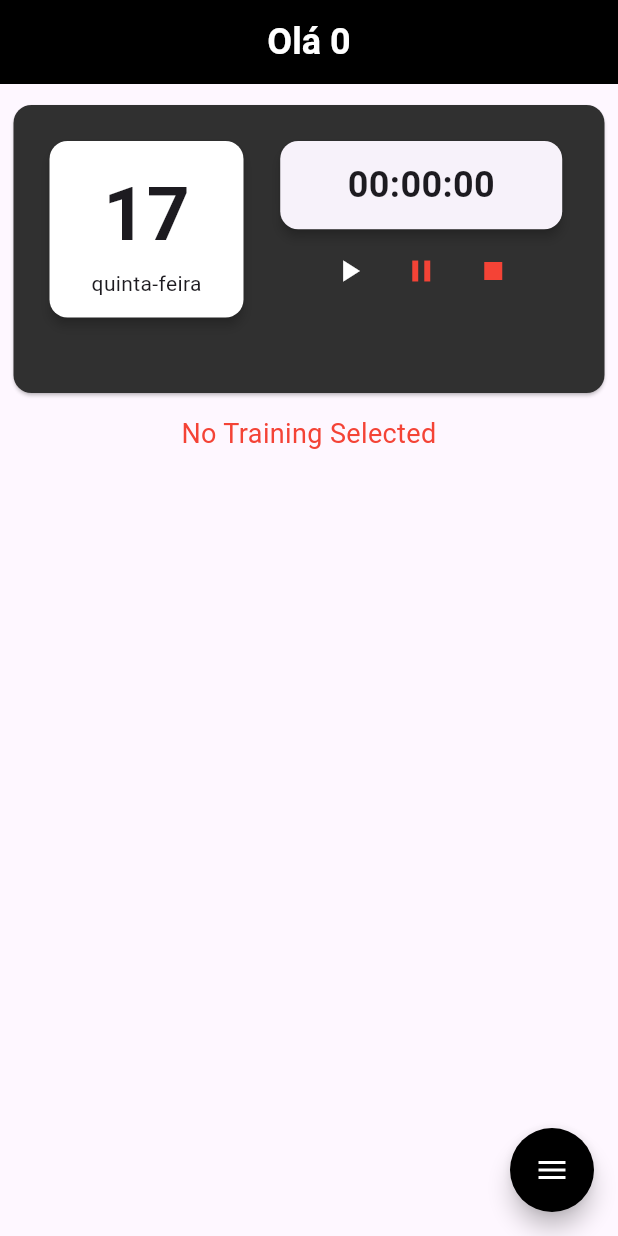
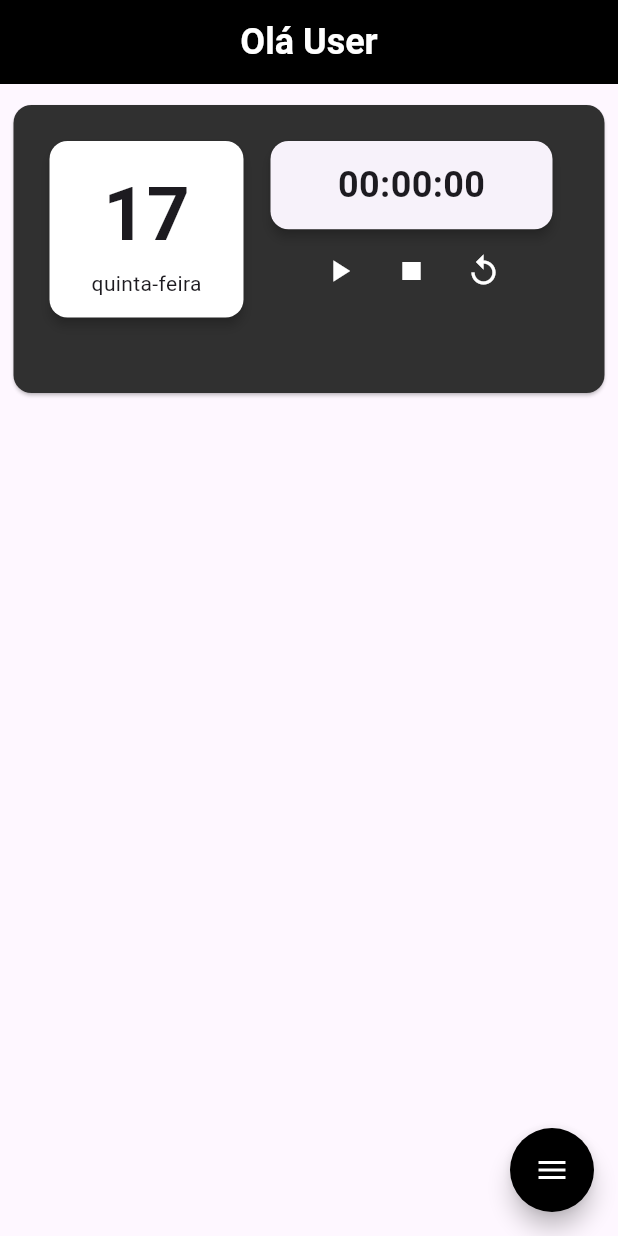
Before and after one commit to Silveira-Guilherme/WeiNote, a Flutter app: the MPage screen opened directly, after a tap on the "stop" icon, on a phone screen of 412 x 824 dp. Run offline on Flutter 3.47's test engine with Material 3 defaults, Android fonts, the phone set to English and light mode, and no system bars; drawn by our look-alikes of flutter_speed_dial; our stand-ins replace sqflite; accounts and stored records are empty.

Commit message:
Exercises Updates

```diff
--- a/lib/mpage.dart
+++ b/lib/mpage.dart
@@ -13,15 +13,15 @@ class MPage extends StatefulWidget {
 
 class _MPageState extends State<MPage> {
   final DatabaseHelper dbHelper = DatabaseHelper();
-  String names = '0';
+  String names = 'User'; // Default name if none is fetched
   String currentTrainingName = 'No Training Selected'; // For training name
-  List<Map<String, dynamic>> exercises =
-      []; // List of exercises for the selected training
-  String data = '', dia = '';
+  String dateStr = '', dayStr = '';
   List<bool> completed = [];
-  List<bool> expandedList = [];
-  bool trainingExpanded = false; // Track expanded state for training details
+  List<bool> trainingExpanded = []; // Track expanded state for training details
+  List<List<bool>> exerciseExpanded =
+      []; // Track expanded state for each exercise in each training
   DateTime now = DateTime.now();
+  Map<String, List<Map<String, dynamic>>> trainingExercisesMap = {};
 
   // Variables for chronometer with centiseconds (SS)
   Timer? _timer;
@@ -30,28 +30,12 @@ class _MPageState extends State<MPage> {
 
   void changeValue(bool value, int index) {
     setState(() {
-      completed[index] = value;
-      expandedList[index] = false;
-    });
-  }
-
-  void changeExpanded(bool value, int index) {
-    setState(() {
-      expandedList[index] = value;
-    });
-  }
-
-  void toggleTrainingExpanded() {
-    setState(() {
-      trainingExpanded =
-          !trainingExpanded; // Toggle the training expanded state
+      completed[index] = value; // Update completed state
     });
   }
 
   Future<List<Map<String, dynamic>>> query(String query) async {
-    List<Map<String, dynamic>> queryResult = await dbHelper.customQuery(query);
-    print(queryResult); // Log results for debugging
-    return queryResult;
+    return await dbHelper.customQuery(query);
   }
 
   Future<void> initInfo() async {
@@ -59,36 +43,101 @@ class _MPageState extends State<MPage> {
     List<Map<String, dynamic>> username = await query("SELECT Name FROM User");
     if (username.isNotEmpty) {
       setState(() {
-        names = username[0]['Name'].toString();
+        names = username[0]['Name']?.toString() ??
+            'User'; // Fallback to 'User' if null
       });
     }
 
-    // Extract the weekday from data string
-    String weekday =
-        dia.toLowerCase(); // Convert to lowercase to match the database
+    // Extract the weekday from the data string
+    dayStr = DateFormat('EEEE', 'pt_BR')
+        .format(now)
+        .toLowerCase(); // Convert to lowercase to match the database
 
     // Fetch the current training name and associated exercises
-    List<Map<String, dynamic>> trainingData =
-        await query("SELECT t.Name as TrainingName, e.* FROM Tr t "
-            "LEFT JOIN Tr_Day td ON t.IdTr = td.CodTr "
-            "LEFT JOIN Tr_Exer te ON t.IdTr = te.CodTr "
-            "LEFT JOIN Exer e ON te.CodExer = e.IdExer "
-            "WHERE LOWER(td.Day) = '$weekday'");
+    List<dynamic> trainingData = await query("""
+      SELECT
+        t.Name as TrainingName,
+        e.IdExer,
+        e.Name as ExerciseName,
+        s.IdSerie,
+        s.Peso,
+        s.Rep
+      FROM
+        Tr t
+      LEFT JOIN
+        Tr_Day td ON t.IdTr = td.CodTr
+      LEFT JOIN
+        Tr_Exer te ON t.IdTr = te.CodTr
+      LEFT JOIN
+        Exer e ON te.CodExer = e.IdExer
+      LEFT JOIN
+        Serie s ON e.IdExer = s.CodExer
+      WHERE
+        LOWER(td.Day) = '$dayStr'
+    """);
 
-    if (trainingData.isNotEmpty) {
+    // Clear previous data
+    trainingExercisesMap.clear();
+
+    // Grouping exercises by training name
+    for (var row in trainingData) {
+      String trainingName =
+          row['TrainingName']?.toString() ?? 'Unnamed Training';
+      String exerciseName = row['ExerciseName'] ?? 'Unnamed Exercise';
+
+      // Add training if not already present
+      if (!trainingExercisesMap.containsKey(trainingName)) {
+        trainingExercisesMap[trainingName] = [];
+      }
+
+      // Add exercise info if the exercise is not already added
+      List<Map<String, dynamic>> exercisesList =
+          trainingExercisesMap[trainingName]!;
+      bool exerciseExists = exercisesList
+          .any((exercise) => exercise['ExerciseName'] == exerciseName);
+
+      if (!exerciseExists) {
+        exercisesList.add({
+          'ExerciseName': exerciseName,
+          'Series': [], // Corrected from 'Serie' to 'Series' for consistency
+          'isExpanded': false, // Initialize isExpanded state for each exercise
+        });
+      }
+
+      // Add series information
+      if (row['IdSerie'] != null) {
+        var exerciseIndex = exercisesList
+            .indexWhere((exercise) => exercise['ExerciseName'] == exerciseName);
+        if (exerciseIndex != -1) {
+          exercisesList[exerciseIndex]['Series'].add({
+            'IdSerie': row['IdSerie'],
+            'Peso': row['Peso'] ?? 'N/A',
+            'Rep': row['Rep'] ?? 'N/A',
+          });
+        }
+      }
+    }
+
+    // If there are trainings available, update state accordingly
+    if (trainingExercisesMap.isNotEmpty) {
       setState(() {
-        currentTrainingName = trainingData[0]['TrainingName'];
-        exercises = trainingData; // Store the exercises related to the training
-        completed = List.generate(exercises.length, (_) => false);
-        expandedList = List.generate(exercises.length, (_) => false);
+        currentTrainingName =
+            trainingExercisesMap.keys.first; // Get the first training name
+        completed = List.generate(
+            trainingExercisesMap[currentTrainingName]!.length,
+            (_) => false); // Initialize completed state
+        trainingExpanded = List.generate(trainingExercisesMap.length,
+            (_) => false); // Initialize trainingExpanded
+        exerciseExpanded = List.generate(
+            trainingExercisesMap.length,
+            (index) => List.generate(
+                trainingExercisesMap.values.elementAt(index).length,
+                (_) => false)); // Initialize exerciseExpanded
       });
     } else {
-      // Handle the case when there are no training data
       setState(() {
         currentTrainingName = 'No Training Selected'; // Keep the message
-        exercises.clear(); // Clear exercises if no data
         completed.clear(); // Clear completed list
-        expandedList.clear(); // Clear expanded list
       });
     }
   }
@@ -96,8 +145,7 @@ class _MPageState extends State<MPage> {
   @override
   void initState() {
     super.initState();
-    data = DateFormat('d', 'pt_BR').format(now).toString();
-    dia = DateFormat('EEEE', 'pt_BR').format(now).toString();
+    dateStr = DateFormat('d', 'pt_BR').format(now).toString();
     initInfo();
   }
 
@@ -116,18 +164,16 @@ class _MPageState extends State<MPage> {
   }
 
   void _stopTimer() {
-    if (_timer != null) {
-      _timer!.cancel();
+    _timer?.cancel();
     setState(() {
       _isRunning = false;
     });
-    }
   }
 
   void _resetTimer() {
     _stopTimer();
     setState(() {
-      _elapsedMilliseconds = 0;
+      _elapsedMilliseconds = 0; // Reset the timer
     });
   }
 
@@ -138,7 +184,7 @@ class _MPageState extends State<MPage> {
         ((_elapsedMilliseconds % 60000) ~/ 1000).toString().padLeft(2, '0');
     final centiseconds =
         ((_elapsedMilliseconds % 1000) ~/ 10).toString().padLeft(2, '0');
-    return "$minutes:$seconds:$centiseconds";
+    return "$minutes:$seconds:$centiseconds"; // Return formatted time
   }
 
   @override
@@ -148,7 +194,7 @@ class _MPageState extends State<MPage> {
         backgroundColor: Colors.black,
         automaticallyImplyLeading: false,
         title: Text(
-          names.isNotEmpty ? 'Olá ${names}' : 'Olá',
+          'Olá $names',
           style: const TextStyle(
             fontWeight: FontWeight.bold,
             fontSize: 24.0,
@@ -158,15 +204,14 @@ class _MPageState extends State<MPage> {
         centerTitle: true,
         titleSpacing: 10.0,
       ),
-      body: Column(
-        children: [
+      body: Column(children: [
         const SizedBox(height: 10),
         // Training Name is now below the date and chronometer card
         SizedBox(
           height: 200,
           width: MediaQuery.of(context).size.width - 10,
           child: Card(
-              color: Color.fromARGB(255, 48, 48, 48),
+            color: const Color.fromARGB(255, 48, 48, 48),
             elevation: 1,
             child: Padding(
               padding: const EdgeInsets.all(20),
@@ -188,13 +233,13 @@ class _MPageState extends State<MPage> {
                               mainAxisAlignment: MainAxisAlignment.center,
                               children: [
                                 Text(
-                                    data,
+                                  dateStr,
                                   style: const TextStyle(
                                     fontWeight: FontWeight.bold,
                                     fontSize: 50.0,
                                   ),
                                 ),
-                                  Text(dia),
+                                Text(dayStr),
                               ],
                             ),
                           ),
@@ -203,9 +248,7 @@ class _MPageState extends State<MPage> {
                       ],
                     ),
                   ),
-                    SizedBox(
-                      width: MediaQuery.of(context).size.width / 25,
-                    ),
+                  const SizedBox(width: 10),
 
                   // Chronometer Card
                   SizedBox(
@@ -241,14 +284,14 @@ class _MPageState extends State<MPage> {
                               color: Colors.white,
                             ),
                             IconButton(
-                                icon: const Icon(Icons.pause),
+                              icon: const Icon(Icons.stop),
                               onPressed: _stopTimer,
-                                color: Colors.red,
+                              color: Colors.white,
                             ),
                             IconButton(
-                                icon: const Icon(Icons.stop),
+                              icon: const Icon(Icons.replay),
                               onPressed: _resetTimer,
-                                color: Colors.red,
+                              color: Colors.white,
                             ),
                           ],
                         ),
@@ -262,150 +305,179 @@ class _MPageState extends State<MPage> {
         ),
         const SizedBox(height: 10),
 
-          // Display the "No Training Selected" message below the date and chronometer card
-          if (currentTrainingName == 'No Training Selected')
-            Padding(
-              padding: const EdgeInsets.symmetric(horizontal: 16.0),
-              child: Text(
-                'No Training Selected',
-                style: const TextStyle(fontSize: 18, color: Colors.red),
-                textAlign: TextAlign.center,
-              ),
-            ),
-          // Training card with exercises
-          if (currentTrainingName != 'No Training Selected')
-            Card(
-              color: Color.fromARGB(255, 48, 48, 48),
-              elevation: 1,
-              margin:
-                  const EdgeInsets.symmetric(horizontal: 16.0, vertical: 10.0),
+        // Training exercises display
+        // Inside the build method, within the ListView.builder for exercises
+        Expanded(
+          child: ListView.builder(
+            itemCount: trainingExercisesMap.length,
+            itemBuilder: (context, index) {
+              String trainingName = trainingExercisesMap.keys.elementAt(index);
+              List<Map<String, dynamic>> exercises =
+                  trainingExercisesMap[trainingName]!;
+
+              return Card(
+                margin: const EdgeInsets.all(10),
+                color: Colors.black,
+                elevation: 5,
+                child: Padding(
+                  padding: const EdgeInsets.all(8.0),
                   child: Column(
                     children: [
                       ListTile(
                         title: Text(
-                      currentTrainingName,
+                          trainingName,
                           style: const TextStyle(
-                          fontSize: 20,
-                          fontWeight: FontWeight.bold,
-                          color: Colors.white),
+                              color: Colors.white, fontSize: 20),
                         ),
                         trailing: IconButton(
-                      icon: Icon(trainingExpanded
+                          icon: Icon(
+                            trainingExpanded[index]
                                 ? Icons.expand_less
-                          : Icons.expand_more),
-                      onPressed: toggleTrainingExpanded,
+                                : Icons.expand_more,
+                            color: Colors.white,
                           ),
-                  ),
-                  if (trainingExpanded) // Show exercises if expanded
-                    Column(
-                      children: List.generate(exercises.length, (index) {
-                        return Card(
-                          color: Color.fromARGB(
-                              255, 60, 60, 60), // Card color for exercises
-                          margin: const EdgeInsets.symmetric(
-                              vertical: 5.0, horizontal: 16.0),
-                          child: Column(
-                            children: [
-                              ListTile(
-                                title: Text(
-                                  exercises[index]['Name'] ?? 'Exercise',
-                                  style: const TextStyle(color: Colors.white),
-                                ),
-                                subtitle: Text(
-                                  'Details for ${exercises[index]['Name']}', // Replace with actual details if available
-                                  style: const TextStyle(color: Colors.grey),
-                                ),
-                                trailing: Checkbox(
-                                  value: completed[index],
-                                  onChanged: (value) {
-                                    changeValue(value!, index);
+                          onPressed: () {
+                            setState(() {
+                              trainingExpanded[index] = !trainingExpanded[
+                                  index]; // Toggle expansion of training
+                            });
                           },
                         ),
                       ),
-                              if (expandedList[
-                                  index]) // Show additional details if expanded
-                                Container(
-                                  padding: const EdgeInsets.all(8.0),
-                                  child: Text(
-                                    'Additional details about ${exercises[index]['Name']}',
+                      if (trainingExpanded[index]) ...[
+                        if (exercises.isEmpty) ...[
+                          // Display "Quim" when there are no exercises
+                          Text(
+                            'Quim',
+                            style: const TextStyle(
+                              color: Colors.white,
+                              fontSize: 18,
+                              fontWeight: FontWeight.bold,
                             ),
                           ),
-                              // Details Button for each exercise
+                        ] else ...[
+                          // Loop through exercises if they exist
+                          for (var exerciseIndex = 0;
+                              exerciseIndex < exercises.length;
+                              exerciseIndex++)
+                            Column(
+                              crossAxisAlignment: CrossAxisAlignment.start,
+                              children: [
+                                // Row for exercise title, completed selection, and expand button
+                                Row(
+                                  mainAxisAlignment:
+                                      MainAxisAlignment.spaceBetween,
+                                  children: [
+                                    // Exercise Title
+                                    Expanded(
+                                      child: Text(
+                                        exercises[exerciseIndex]
+                                                ['ExerciseName'] ??
+                                            'Unnamed Exercise',
+                                        style: const TextStyle(
+                                          color: Colors.white,
+                                          fontSize: 18,
+                                          fontWeight: FontWeight.bold,
+                                        ),
+                                      ),
+                                    ),
+                                    // Completed Selection Button
+                                    Checkbox(
+                                      value: completed[exerciseIndex],
+                                      onChanged: (value) {
+                                        changeValue(value!,
+                                            exerciseIndex); // Update completed state
+                                      },
+                                      activeColor: Colors.green,
+                                    ),
+                                    // Expand/Collapse Button for exercise details
                                     IconButton(
-                                icon: Icon(expandedList[index]
+                                      icon: Icon(
+                                        exerciseExpanded[index][exerciseIndex]
                                             ? Icons.expand_less
-                                    : Icons.expand_more),
+                                            : Icons.expand_more,
+                                        color: Colors.white,
+                                      ),
                                       onPressed: () {
-                                  changeExpanded(!expandedList[index], index);
+                                        setState(() {
+                                          exerciseExpanded[index][
+                                              exerciseIndex] = !exerciseExpanded[
+                                                  index][
+                                              exerciseIndex]; // Toggle expansion of exercise
+                                        });
                                       },
                                     ),
                                   ],
                                 ),
-                        );
-                      }),
+                                const SizedBox(height: 4),
+                                // Display Series only when exercise is expanded
+                                if (exerciseExpanded[index][exerciseIndex]) ...[
+                                  for (var series in exercises[exerciseIndex]
+                                      ['Series'])
+                                    Column(
+                                      crossAxisAlignment:
+                                          CrossAxisAlignment.start,
+                                      children: [
+                                        Text(
+                                          'Peso: ${series['Peso']}, Reps: ${series['Rep']}',
+                                          style: const TextStyle(
+                                              color: Colors.white,
+                                              fontSize: 16),
                                         ),
+                                        const SizedBox(height: 4),
+                                      ],
+                                    ),
+                                ],
+                                const SizedBox(height: 10),
+                              ],
+                            ),
+                        ],
+                      ],
                     ],
                   ),
                 ),
-
-          Expanded(
-            child: ListView.builder(
-              itemCount: exercises.length,
-              itemBuilder: (context, index) {
-                return Column(
-                  children: [
-                    // This is removed since exercises will now be in the training card
-                  ],
               );
             },
           ),
         ),
-        ],
-      ),
+      ]),
       floatingActionButton: SpeedDial(
         animatedIcon: AnimatedIcons.menu_close,
         backgroundColor: Colors.black,
         foregroundColor: Colors.white,
         overlayOpacity: 0.5,
         spacing: 12,
-        spaceBetweenChildren: 8.0,
         children: [
           SpeedDialChild(
-            child: Icon(Icons.add),
+            child: const Icon(Icons.add),
             label: 'Add Training',
             backgroundColor: Colors.red,
             onTap: () {
               Navigator.push(
                 context,
-                MaterialPageRoute(
-                  builder: (context) => CPage(),
-                ),
+                MaterialPageRoute(builder: (context) => CPage()),
               );
             },
           ),
           SpeedDialChild(
-            child: Icon(Icons.edit),
+            child: const Icon(Icons.edit),
             label: 'Edit',
             backgroundColor: Colors.grey,
             onTap: () {
               Navigator.push(
                 context,
-                MaterialPageRoute(
-                  builder: (context) => CPage(),
-                ),
+                MaterialPageRoute(builder: (context) => CPage()),
               );
             },
           ),
           SpeedDialChild(
-            child: Icon(Icons.visibility),
+            child: const Icon(Icons.visibility),
             label: 'See All Trainings',
             backgroundColor: Colors.grey,
             onTap: () {
               Navigator.push(
                 context,
-                MaterialPageRoute(
-                  builder: (context) => TrainingListPage(),
-                ),
+                MaterialPageRoute(builder: (context) => TrainingListPage()),
               );
             },
           ),
```
Lines whose indentation alone changed are shown as unchanged.
